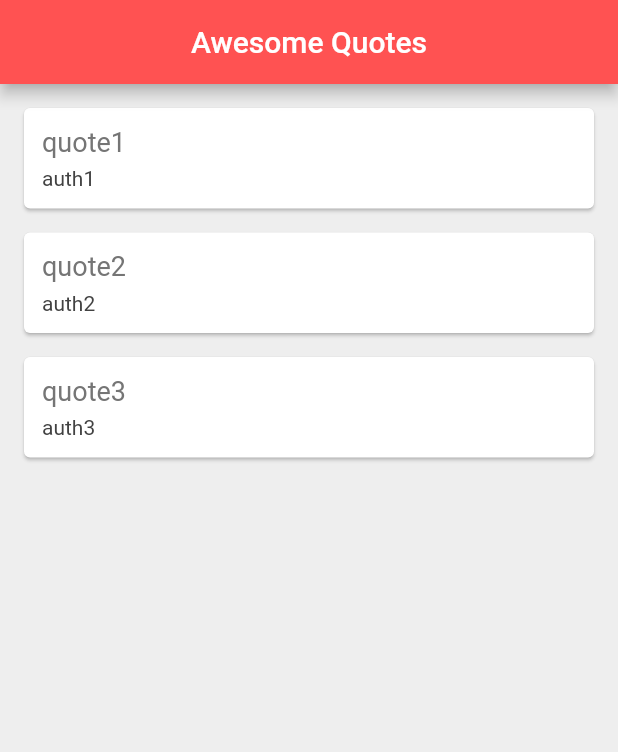
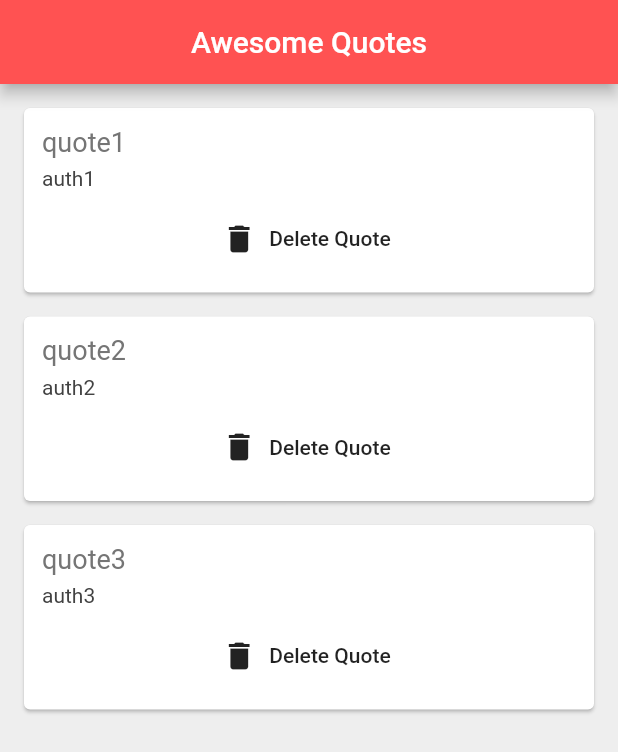
Before and after one commit to sharonjoji99/flutter_list, a Flutter app: the screen it shows after launch, on a phone screen of 412 x 824 dp. Shown: the top 752 px of the screen. Run offline on Flutter 3.47's test engine with Material 2 defaults, Android fonts, the phone set to English and light mode, and no system bars.

Commit message:
delete option

```diff
--- a/lib/main.dart
+++ b/lib/main.dart
@@ -13,7 +13,7 @@ class QuoteList extends StatefulWidget {
 }
 
 class _QuoteListState extends State<QuoteList> {
-  List<Quote> quotes= [
+  List<Quote> quotes1= [
     Quote(author: 'auth1', text:'quote1'),
     Quote(author: 'auth2', text:'quote2'),
     Quote(author: 'auth3', text:'quote3'),
@@ -34,8 +34,15 @@ class _QuoteListState extends State<QuoteList> {
         backgroundColor: Colors.redAccent,
       ),
       body: Column(
-        children: quotes.map((quotes){
-          return QuoteCard(quote:quotes);
+        children: quotes1.map((quotes){
+          return QuoteCard(
+              quote:quotes,
+              delete:(){
+                setState(() {
+                  quotes1.remove(quotes);
+                });
+              }
+          );
       }).toList()
 
       ),
--- a/lib/quote_card.dart
+++ b/lib/quote_card.dart
@@ -3,7 +3,8 @@ import 'quote.dart';
 class QuoteCard extends StatelessWidget {
 
   final Quote quote;
-  QuoteCard({this.quote});
+  final Function delete;
+  QuoteCard({this.quote,this.delete});
 
 
   @override
@@ -31,7 +32,15 @@ class QuoteCard extends StatelessWidget {
                 fontSize: 14,
                 color: Colors.grey[800],
               ),
-            )
+            ),
+            SizedBox(
+              height: 8,
+            ),
+            FlatButton.icon(
+                onPressed: delete,
+                icon: Icon(Icons.delete),
+                label: Text("Delete Quote")
+            ),
           ],
         ),
       ),
```
